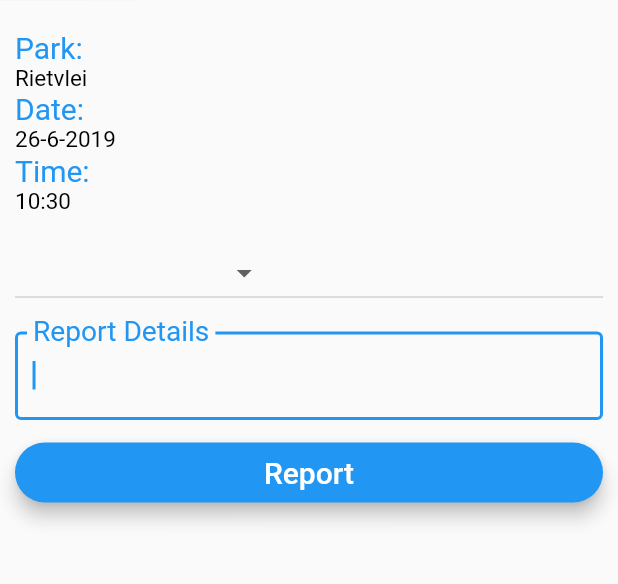
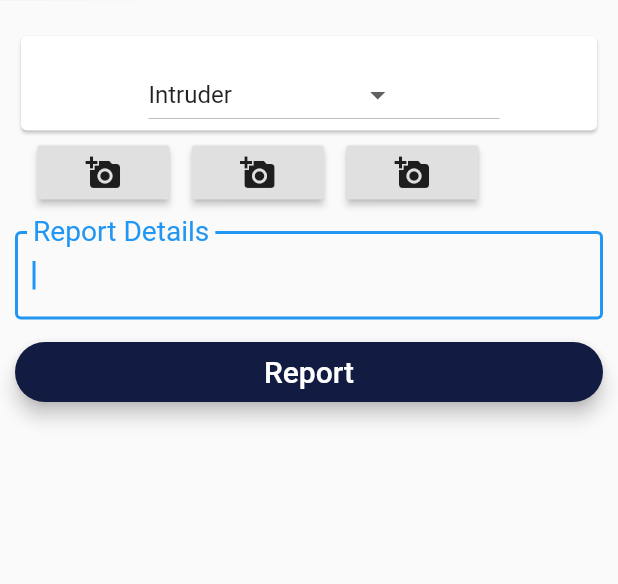
Before and after one commit to cos301-2019-se/ERP-Ranger-Mobile-Application, a Flutter app: the ReportScreen screen opened directly, on a phone screen of 412 x 824 dp, the part 84-668 px from its top. Run offline on Flutter 3.47's test engine with Material 2 defaults, Android fonts, the phone set to English and light mode, and no system bars; our stand-ins replace cloud_firestore, firebase_auth, image_picker, location; missing offline and left inert: geoflutterfire; accounts and stored records are empty.

Commit message:
Updated Report Screen

```diff
--- a/erp_ranger_app/lib/screens/report.dart
+++ b/erp_ranger_app/lib/screens/report.dart
@@ -3,6 +3,8 @@ import 'package:flutter/material.dart';
 import 'package:cloud_firestore/cloud_firestore.dart';
 import 'package:geoflutterfire/geoflutterfire.dart';
 import 'package:location/location.dart';
+import 'package:image_picker/image_picker.dart';
+import 'dart:io';
 
 class ReportScreen extends StatefulWidget {
   @override
@@ -10,19 +12,28 @@ class ReportScreen extends StatefulWidget {
 }
 
 class ReportState extends State<ReportScreen> {
-  final TextEditingController _reportTextFieldController = new TextEditingController();
+  final TextEditingController _reportTextFieldController =
+      new TextEditingController();
   final Geoflutterfire _geoFlutterFire = Geoflutterfire();
 
   Location _location = new Location();
   GeoFirePoint _userPointLocation;
-  DateTime _now;
+  DateTime _now = DateTime.now();
   String _reportDetails;
-  String _reportType;
+  String _reportType = "Intruder";
+  File _imageOne;
+  bool _flagOne = false;
+  File _imageTwo;
+  bool _flagTwo = false;
+  File _imageThree;
+  bool _flagThree = false;
 
   void _performReport() async {
     var _userPos = await _location.getLocation();
-    _userPointLocation = _geoFlutterFire.point(latitude: _userPos.latitude, longitude: _userPos.longitude);
+    _userPointLocation = _geoFlutterFire.point(
+        latitude: _userPos.latitude, longitude: _userPos.longitude);
     _now = new DateTime.now();
+
     await Firestore.instance.collection('reports').add({
       "location": _userPointLocation.data,
       "park": "iwGnWNuDC3m1hRzNNBT5",
@@ -33,6 +44,37 @@ class ReportState extends State<ReportScreen> {
     });
     _reportTextFieldController.clear();
   }
+
+  Future _pickImage(int num) async {
+    File image = await ImagePicker.pickImage(
+        source: ImageSource.camera);
+    print("Picking image based on num");
+
+    if(num == 1){
+    setState(() {
+      print("1 picked");
+      _imageOne = image;
+      _flagOne = true;
+      print(_imageOne.toString());
+    });
+    }
+    if(num == 2){
+      setState(() {
+        print("2 picked");
+        _imageTwo = image;
+        _flagTwo = true;
+      });
+    }
+    if(num == 3) {
+      setState(() {
+        print("3 picked");
+        _imageThree = image;
+        _flagThree = true;
+      });
+    }
+
+  }
+
 
   @override
   Widget build(BuildContext context) {
@@ -47,8 +89,8 @@ class ReportState extends State<ReportScreen> {
         padding: EdgeInsets.fromLTRB(10.0, 20.0, 10.0, 0.0),
         child: ListView(
           children: <Widget>[
-            _showReportDetails(),
             _showReportTypeList(),
+            _showImagePicker(),
             _showReportTextField(),
             _showReportButton()
           ],
@@ -57,52 +99,45 @@ class ReportState extends State<ReportScreen> {
     );
   }
 
-  Widget _showReportDetails() {
-    _now = new DateTime.now();
-    return RichText (
-      text: new TextSpan(
-        style: new TextStyle(
-          fontSize: 20.0,
-          color: Colors.blue
-        ),
-        children: <TextSpan>[
-          new TextSpan(text: 'Park:\n'),
-          new TextSpan(text: 'Rietvlei\n',style: new TextStyle(fontSize: 15.0,color: Colors.black)),
-          new TextSpan(text: 'Date:\n'),
-          new TextSpan(text: _now.day.toString()+'-'+_now.month.toString()+'-'+_now.year.toString()+'\n',style: new TextStyle(fontSize: 15.0,color: Colors.black)),
-          new TextSpan(text: 'Time:\n'),
-          new TextSpan(text: _now.hour.toString()+':'+_now.minute.toString(),style: new TextStyle(fontSize: 15.0,color: Colors.black)),
-        ]
-      )
-    );
-  }
-
   Widget _showReportTypeList() {
-    return Container(
-        padding: EdgeInsets.fromLTRB(0.0, 15.0, 0.0, 0.0),
-        child:DropdownButton<String>(
+    return Card(
+      child: new Padding(
+        padding: EdgeInsets.fromLTRB(85.0, 15.0, 65.0, 0.0),
+        child: DropdownButton<String>(
           value: _reportType,
           onChanged: (String value) {
             setState(() {
               _reportType = value;
             });
           },
-          items: <String>['Damage to property', 'Harmed animal', 'Intruder', 'Other']
-              .map<DropdownMenuItem<String>>((String value) {
+          items: <String>[
+            'Damage to property',
+            'Harmed animal',
+            'Intruder',
+            'Other'
+          ].map<DropdownMenuItem<String>>((String value) {
             return DropdownMenuItem<String>(
               value: value,
               child: Text(value),
             );
-          })
-              .toList(),
+          }).toList(),
+        ),
       ),
     );
+  }
+
+  Widget _showImagePicker() {
+    return new Row(children: <Widget>[
+      new Container(padding: EdgeInsets.fromLTRB(15.0, 0.0, 0.0, 0.0), child: _imageOne == null ? RaisedButton(child: Icon(Icons.add_a_photo),onPressed: () => _pickImage(1),) : Image.file(_imageOne, height: 50.0, width: 100.0,)),
+      new Container(padding: EdgeInsets.fromLTRB(15.0, 0.0, 0.0, 0.0), child: _imageTwo == null ? RaisedButton(child: Icon(Icons.add_a_photo),onPressed: () => _pickImage(2),) : Image.file(_imageTwo, height: 50.0, width: 100.0,)),
+      new Container(padding: EdgeInsets.fromLTRB(15.0, 0.0, 0.0, 0.0), child: _imageThree == null ? RaisedButton(child: Icon(Icons.add_a_photo),onPressed: () => _pickImage(3),) : Image.file(_imageThree, height: 50.0, width: 100.0,))
+    ],);
   }
 
   Widget _showReportTextField() {
     return Container(
         padding: EdgeInsets.fromLTRB(0.0, 15.0, 0.0, 0.0),
-      child:TextField(
+        child: TextField(
           controller: _reportTextFieldController,
           autofocus: true,
           autocorrect: true,
@@ -112,13 +147,9 @@ class ReportState extends State<ReportScreen> {
           decoration: InputDecoration(
               border: OutlineInputBorder(),
               labelText: 'Report Details',
-          labelStyle: TextStyle(
-            fontSize: 25.0
-          )
-        ),
+              labelStyle: TextStyle(fontSize: 25.0)),
           onChanged: (value) => this._reportDetails = value,
-      )
-    );
+        ));
   }
 
   Widget _showReportButton() {
@@ -128,20 +159,11 @@ class ReportState extends State<ReportScreen> {
             height: 40.0,
             child: new RaisedButton(
                 elevation: 5.0,
-                  color: Colors.blue,
+                color: Color.fromRGBO(18, 27, 65, 1.0),
                 shape: new RoundedRectangleBorder(
-                      borderRadius: new BorderRadius.circular(30.0)
-                  ),
-                  child: Text(
-                      'Report',
-                      style: TextStyle(
-                          fontSize: 20.0,
-                          color: Colors.white
-                      )
-                  ),
-                  onPressed: _performReport
-              )
-          )
-      );
+                    borderRadius: new BorderRadius.circular(30.0)),
+                child: Text('Report',
+                    style: TextStyle(fontSize: 20.0, color: Colors.white)),
+                onPressed: _performReport)));
   }
 }
--- a/erp_ranger_app/pubspec.yaml
+++ b/erp_ranger_app/pubspec.yaml
@@ -27,6 +27,7 @@ dependencies:
   flutter_calendar: ^0.0.8
   geoflutterfire: 2.0.2
   location: 2.3.5
+  image_picker:
   #firebase_messaging: 4.0.0+4
   #geolocator: 4.0.1
 
```
Also changed, not shown: erp_ranger_app/pubspec.lock. Lines whose indentation alone changed are shown as unchanged.
